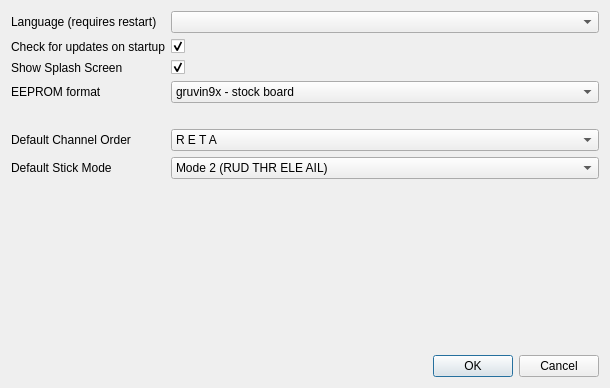
Old version of the form src/preferencesdialog.ui in the repository roberto1903/companion9x.
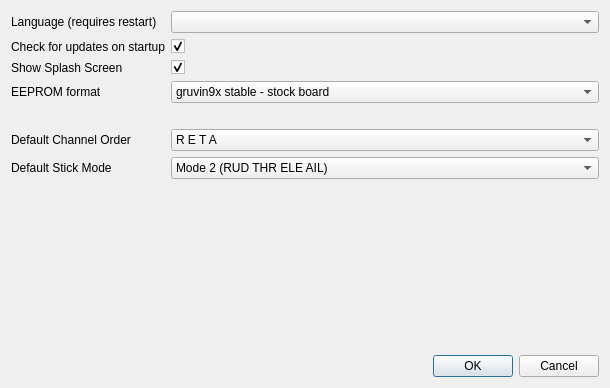
New version of the form. Icons and pictures are not drawn.

Commit message: Add the gruvin9x stable simulator

```diff
--- a/src/preferencesdialog.ui
+++ b/src/preferencesdialog.ui
@@ -63,7 +63,7 @@
     <widget class="QComboBox" name="eepromFormatCB">
      <item>
       <property name="text">
-       <string>gruvin9x - stock board</string>
+       <string>gruvin9x stable - stock board</string>
       </property>
      </item>
      <item>
```
Left out of the diff: 11 changed lines with no effect on the pictures. The commit also changes 6 other files.
